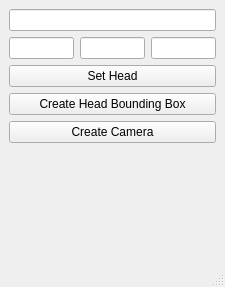
Qt form view.ui (oventd/AutoFaceRigAI) before a commit.
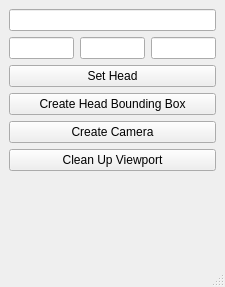
The same form after that commit.

Commit message: add viewport manager ready to start

Diff of the .ui file:
```diff
--- a/view.ui
+++ b/view.ui
@@ -68,6 +68,13 @@
       </property>
      </widget>
     </item>
+    <item>
+     <widget class="QPushButton" name="viewport_button">
+      <property name="text">
+       <string>Clean Up Viewport</string>
+      </property>
+     </widget>
+    </item>
     <item>
      <spacer name="verticalSpacer">
       <property name="orientation">
```
The commit also changes 1 other file.
